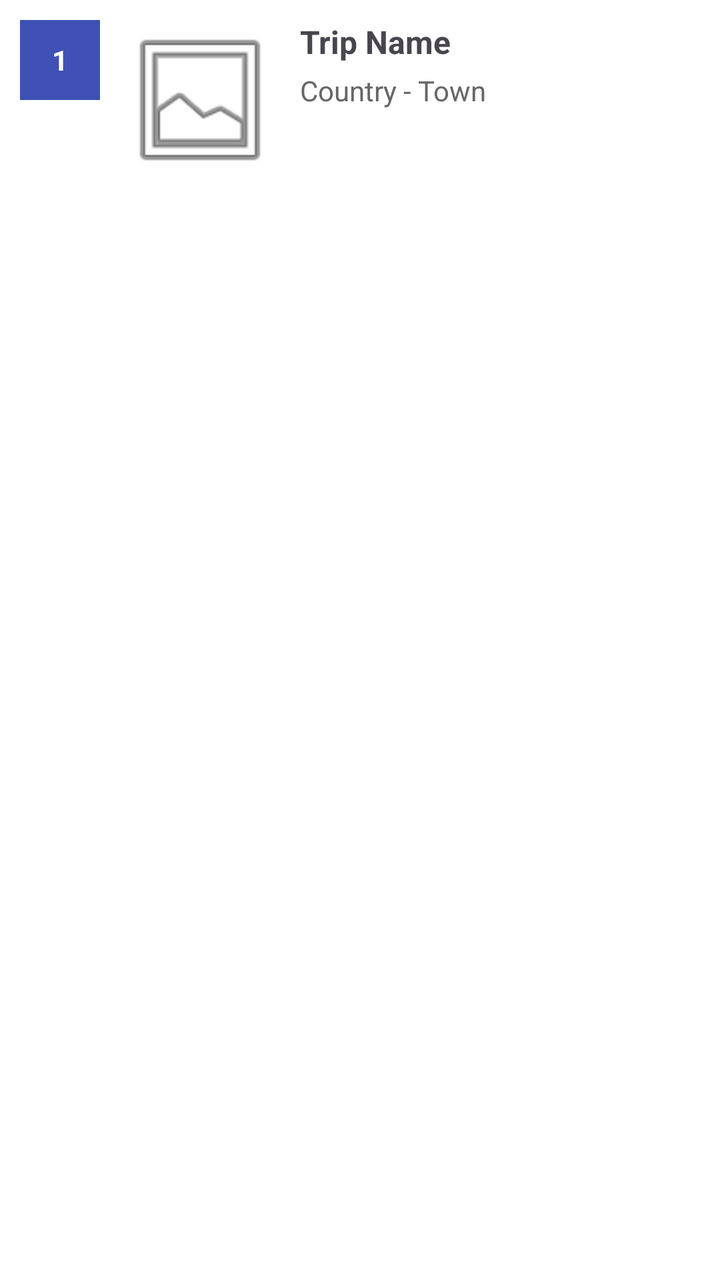
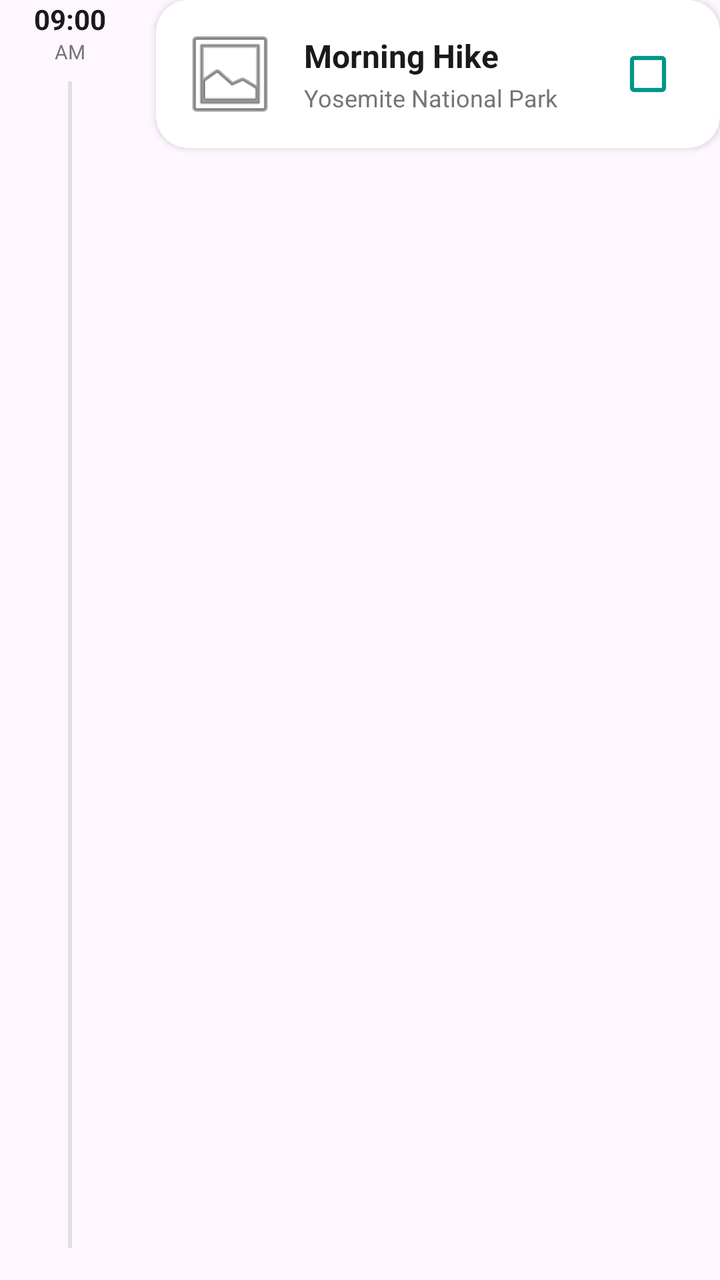

Compare the two renders of this Android layout. The source of the first and the diff that turns it into the second are given below.
<!-- AndroidManifest.xml: application theme Theme.Larafinal -->
<!-- res/layout/activity_item_trip_scedule.xml -->
<LinearLayout xmlns:android="http://schemas.android.com/apk/res/android"
    android:orientation="horizontal"
    android:layout_width="match_parent"
    android:layout_height="wrap_content"
    android:padding="10dp"
    android:layout_marginBottom="8dp"
    android:background="@android:color/white"
    android:elevation="2dp">

    
    <TextView
        android:id="@+id/tvOrder"
        android:layout_width="40dp"
        android:layout_height="40dp"
        android:gravity="center"
        android:text="1"
        android:textStyle="bold"
        android:textColor="@android:color/white"
        android:background="#3F51B5"/>

    
    <ImageView
        android:id="@+id/ivTripImage"
        android:layout_width="80dp"
        android:layout_height="80dp"
        android:layout_marginStart="10dp"
        android:scaleType="centerCrop"
        android:src="@android:drawable/ic_menu_gallery"/>

    
    <LinearLayout
        android:orientation="vertical"
        android:layout_marginStart="10dp"
        android:layout_width="match_parent"
        android:layout_height="wrap_content">

        <TextView
            android:id="@+id/tvTripName"
            android:text="Trip Name"
            android:textStyle="bold"
            android:textSize="16sp"
            android:layout_width="wrap_content"
            android:layout_height="wrap_content"/>

        <TextView
            android:id="@+id/tvLocation"
            android:text="Country - Town"
            android:textSize="14sp"
            android:textColor="#666"
            android:layout_marginTop="4dp"
            android:layout_width="wrap_content"
            android:layout_height="wrap_content"/>



    </LinearLayout>

</LinearLayout>
<!-- resources referenced by this layout -->
<resources>
  <style name="Theme.Larafinal" parent="Base.Theme.Larafinal" />
  <style name="Base.Theme.Larafinal" parent="Theme.Material3.DayNight.NoActionBar">
          
          
      </style>
</resources>

<!-- the commit's change to res/layout/activity_item_trip_scedule.xml (unified diff, before → after) -->
@@ -1,58 +1,103 @@
+<?xml version="1.0" encoding="utf-8"?>
 <LinearLayout xmlns:android="http://schemas.android.com/apk/res/android"
-    android:orientation="horizontal"
+    xmlns:app="http://schemas.android.com/apk/res-auto"
     android:layout_width="match_parent"
     android:layout_height="wrap_content"
-    android:padding="10dp"
-    android:layout_marginBottom="8dp"
-    android:background="@android:color/white"
-    android:elevation="2dp">
-
-    
-    <TextView
-        android:id="@+id/tvOrder"
-        android:layout_width="40dp"
-        android:layout_height="40dp"
-        android:gravity="center"
-        android:text="1"
-        android:textStyle="bold"
-        android:textColor="@android:color/white"
-        android:background="#3F51B5"/>
-
-    
-    <ImageView
-        android:id="@+id/ivTripImage"
-        android:layout_width="80dp"
-        android:layout_height="80dp"
-        android:layout_marginStart="10dp"
-        android:scaleType="centerCrop"
-        android:src="@android:drawable/ic_menu_gallery"/>
+    android:orientation="horizontal"
+    android:paddingBottom="16dp">
 
     
     <LinearLayout
-        android:orientation="vertical"
-        android:layout_marginStart="10dp"
-        android:layout_width="match_parent"
-        android:layout_height="wrap_content">
+        android:layout_width="70dp"
+        android:layout_height="match_parent"
+        android:gravity="center_horizontal"
+        android:orientation="vertical">
 
         <TextView
-            android:id="@+id/tvTripName"
-            android:text="Trip Name"
+            android:id="@+id/tvEventTime"
+            android:layout_width="wrap_content"
+            android:layout_height="wrap_content"
+            android:text="09:00"
+            android:textColor="#1A1A1A"
             android:textStyle="bold"
-            android:textSize="16sp"
-            android:layout_width="wrap_content"
-            android:layout_height="wrap_content"/>
+            android:textSize="14sp"/>
 
         <TextView
-            android:id="@+id/tvLocation"
-            android:text="Country - Town"
-            android:textSize="14sp"
-            android:textColor="#666"
-            android:layout_marginTop="4dp"
             android:layout_width="wrap_content"
-            android:layout_height="wrap_content"/>
+            android:layout_height="wrap_content"
+            android:text="AM"
+            android:textColor="#757575"
+            android:textSize="10sp"/>
 
-
-
+        <View
+            android:layout_width="2dp"
+            android:layout_height="match_parent"
+            android:layout_marginTop="8dp"
+            android:background="#E0E0E0" />
     </LinearLayout>
 
+    
+    <androidx.cardview.widget.CardView
+        android:layout_width="match_parent"
+        android:layout_height="wrap_content"
+        android:layout_marginStart="8dp"
+        app:cardCornerRadius="16dp"
+        app:cardElevation="2dp"
+        app:cardBackgroundColor="@android:color/white">
+
+        <LinearLayout
+            android:layout_width="match_parent"
+            android:layout_height="wrap_content"
+            android:orientation="horizontal"
+            android:padding="12dp"
+            android:gravity="center_vertical">
+
+            <androidx.cardview.widget.CardView
+                android:layout_width="50dp"
+                android:layout_height="50dp"
+                app:cardCornerRadius="10dp"
+                app:cardElevation="0dp">
+                <ImageView
+                    android:id="@+id/ivEventIcon"
+                    android:layout_width="match_parent"
+                    android:layout_height="match_parent"
+                    android:scaleType="centerCrop"
+                    android:src="@android:drawable/ic_menu_gallery"/>
+            </androidx.cardview.widget.CardView>
+
+            <LinearLayout
+                android:layout_width="0dp"
+                android:layout_height="wrap_content"
+                android:layout_weight="1"
+                android:layout_marginStart="12dp"
+                android:orientation="vertical">
+
+                <TextView
+                    android:id="@+id/tvEventTitle"
+                    android:layout_width="wrap_content"
+                    android:layout_height="wrap_content"
+                    android:text="Morning Hike"
+                    android:textColor="#1A1A1A"
+                    android:textStyle="bold"
+                    android:textSize="16sp"/>
+
+                <TextView
+                    android:id="@+id/tvEventLocation"
+                    android:layout_width="wrap_content"
+                    android:layout_height="wrap_content"
+                    android:text="Yosemite National Park"
+                    android:textColor="#757575"
+                    android:textSize="12sp"
+                    android:layout_marginTop="2dp"/>
+            </LinearLayout>
+
+            <CheckBox
+                android:id="@+id/cbDone"
+                android:layout_width="wrap_content"
+                android:layout_height="wrap_content"
+                android:buttonTint="#009688"/>
+
+        </LinearLayout>
+    </androidx.cardview.widget.CardView>
+
 </LinearLayout>
